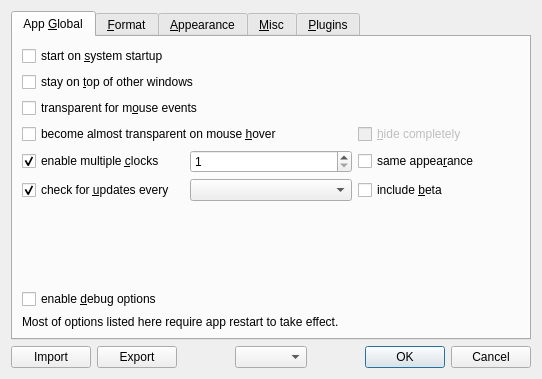
First picture: the form in app/gui/settings_dialog.ui, repository Kolcha/DigitalClock5, before the edit.
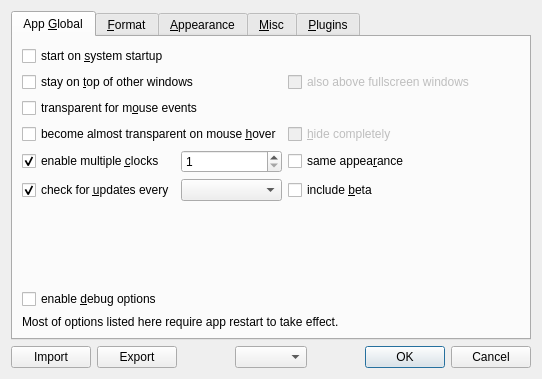
Second picture: the form after the edit. The open tabs and pages were chosen to show the change. Icons and pictures are not drawn.

Commit message:
added option to disable fullscreen windows detection
adds the possibility to stay above fullscreen windows

closes #1

```diff
--- a/app/gui/settings_dialog.ui
+++ b/app/gui/settings_dialog.ui
@@ -6,7 +6,7 @@
    <rect>
     <x>0</x>
     <y>0</y>
-    <width>505</width>
+    <width>523</width>
     <height>361</height>
    </rect>
   </property>
@@ -23,7 +23,7 @@
       <attribute name="title">
        <string>App &amp;Global</string>
       </attribute>
-      <layout class="QGridLayout" name="gridLayout_5">
+      <layout class="QGridLayout" name="gridLayout_5" columnstretch="0,0,1">
        <item row="0" column="0" colspan="3">
         <widget class="QCheckBox" name="enable_autostart">
          <property name="text">
@@ -31,13 +31,6 @@
          </property>
         </widget>
        </item>
-       <item row="1" column="0" colspan="3">
-        <widget class="QCheckBox" name="enable_stay_on_top">
-         <property name="text">
-          <string>stay on &amp;top of other windows</string>
-         </property>
-        </widget>
-       </item>
        <item row="2" column="0" colspan="3">
         <widget class="QCheckBox" name="enable_transp_for_input">
          <property name="text">
@@ -136,6 +129,26 @@
          </property>
         </widget>
        </item>
+       <item row="1" column="0" colspan="2">
+        <widget class="QCheckBox" name="enable_stay_on_top">
+         <property name="text">
+          <string>stay on &amp;top of other windows</string>
+         </property>
+        </widget>
+       </item>
+       <item row="1" column="2">
+        <widget class="QCheckBox" name="fullscreen_detect">
+         <property name="enabled">
+          <bool>false</bool>
+         </property>
+         <property name="toolTip">
+          <string>try to stay above fullscreen windows, may work unreliably</string>
+         </property>
+         <property name="text">
+          <string>also above fullscreen windows</string>
+         </property>
+        </widget>
+       </item>
       </layout>
      </widget>
      <widget class="QWidget" name="format_tab">
```
Left out of the diff: 208 changed lines with no effect on the pictures. The commit also changes 5 other files.
